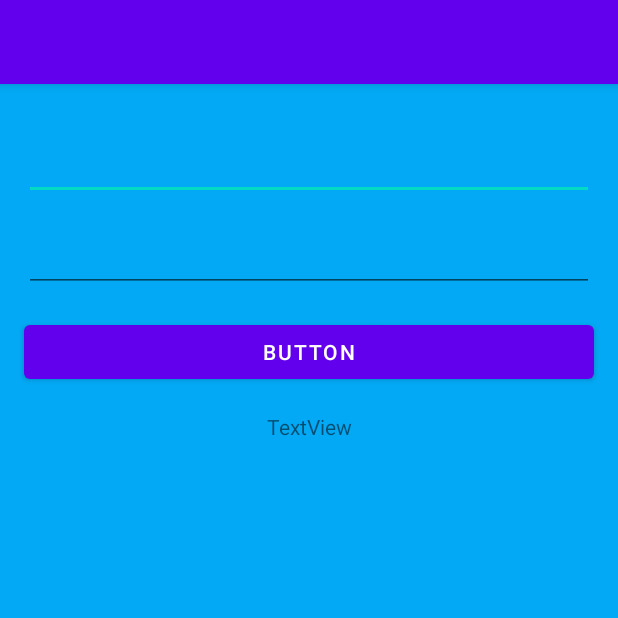
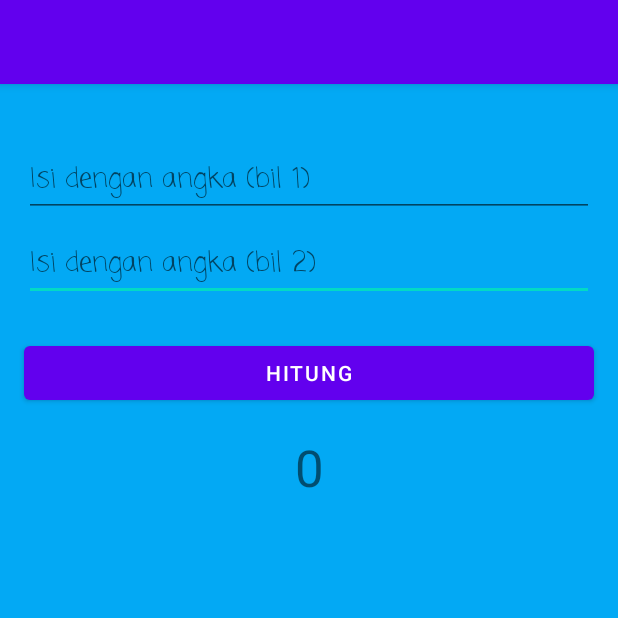
Before and after one commit to zufarputra/Android-Studio, an Android app: the screen it shows after launch (MainActivity), on a phone screen of 412 x 824 dp, the top half of it. Run offline under Robolectric (Android 15) with nearby library versions, the phone set to English and light mode, and no system bars.

Commit message:
Video 5-10

```diff
--- a/Kalkulator/app/src/main/res/layout/activity_main.xml
+++ b/Kalkulator/app/src/main/res/layout/activity_main.xml
@@ -8,51 +8,60 @@
     tools:context=".MainActivity">
 
     <EditText
-        android:id="@+id/editTextNumber"
+        android:id="@+id/etBil_2"
+        android:layout_width="0dp"
+        android:layout_height="wrap_content"
+        android:layout_marginStart="16dp"
+        android:layout_marginTop="96dp"
+        android:layout_marginEnd="16dp"
+        android:ems="10"
+        android:fontFamily="casual"
+        android:hint="Isi dengan angka (bil 2)"
+        android:inputType="number"
+        app:layout_constraintEnd_toEndOf="parent"
+        app:layout_constraintHorizontal_bias="0.0"
+        app:layout_constraintStart_toStartOf="parent"
+        app:layout_constraintTop_toTopOf="parent" />
+
+    <EditText
+        android:id="@+id/etBil_1"
         android:layout_width="0dp"
         android:layout_height="wrap_content"
         android:layout_marginStart="16dp"
         android:layout_marginTop="32dp"
         android:layout_marginEnd="16dp"
         android:ems="10"
-        android:inputType="number"
+        android:fontFamily="casual"
+        android:hint="Isi dengan angka (bil 1)"
+        android:inputType="number|numberDecimal"
+        app:layout_constraintBottom_toTopOf="@+id/etBil_2"
         app:layout_constraintEnd_toEndOf="parent"
+        app:layout_constraintHorizontal_bias="0.0"
         app:layout_constraintStart_toStartOf="parent"
-        app:layout_constraintTop_toTopOf="parent" />
+        app:layout_constraintTop_toBottomOf="@+id/etBil_1" />
 
-    <EditText
-        android:id="@+id/editTextNumber2"
+    <Button
+        android:id="@+id/btnHitung"
         android:layout_width="0dp"
         android:layout_height="wrap_content"
         android:layout_marginStart="16dp"
-        android:layout_marginTop="16dp"
+        android:layout_marginTop="24dp"
         android:layout_marginEnd="16dp"
-        android:ems="10"
-        android:inputType="number"
+        android:onClick="hitung"
+        android:text="HITUNG"
         app:layout_constraintEnd_toEndOf="parent"
         app:layout_constraintHorizontal_bias="0.0"
         app:layout_constraintStart_toStartOf="parent"
-        app:layout_constraintTop_toBottomOf="@+id/editTextNumber" />
-
-    <Button
-        android:id="@+id/button2"
-        android:layout_width="0dp"
-        android:layout_height="wrap_content"
-        android:layout_marginStart="16dp"
-        android:layout_marginTop="16dp"
-        android:layout_marginEnd="16dp"
-        android:text="Button"
-        app:layout_constraintEnd_toEndOf="parent"
-        app:layout_constraintStart_toStartOf="parent"
-        app:layout_constraintTop_toBottomOf="@+id/editTextNumber2" />
+        app:layout_constraintTop_toBottomOf="@+id/etBil_2" />
 
     <TextView
-        android:id="@+id/textView"
+        android:id="@+id/tvHasil"
         android:layout_width="wrap_content"
         android:layout_height="wrap_content"
         android:layout_marginTop="16dp"
-        android:text="TextView"
+        android:text="0"
+        android:textSize="34sp"
         app:layout_constraintEnd_toEndOf="parent"
         app:layout_constraintStart_toStartOf="parent"
-        app:layout_constraintTop_toBottomOf="@+id/button2" />
+        app:layout_constraintTop_toBottomOf="@+id/btnHitung" />
 </androidx.constraintlayout.widget.ConstraintLayout>
```
Also changed, not shown: Kalkulator/app/src/main/java/com/smkrevit/kalkulator/Kalkulator.java (added, +19 -0 lines), Kalkulator/app/src/main/java/com/smkrevit/kalkulator/MainActivity.java (+36 -1 lines).
